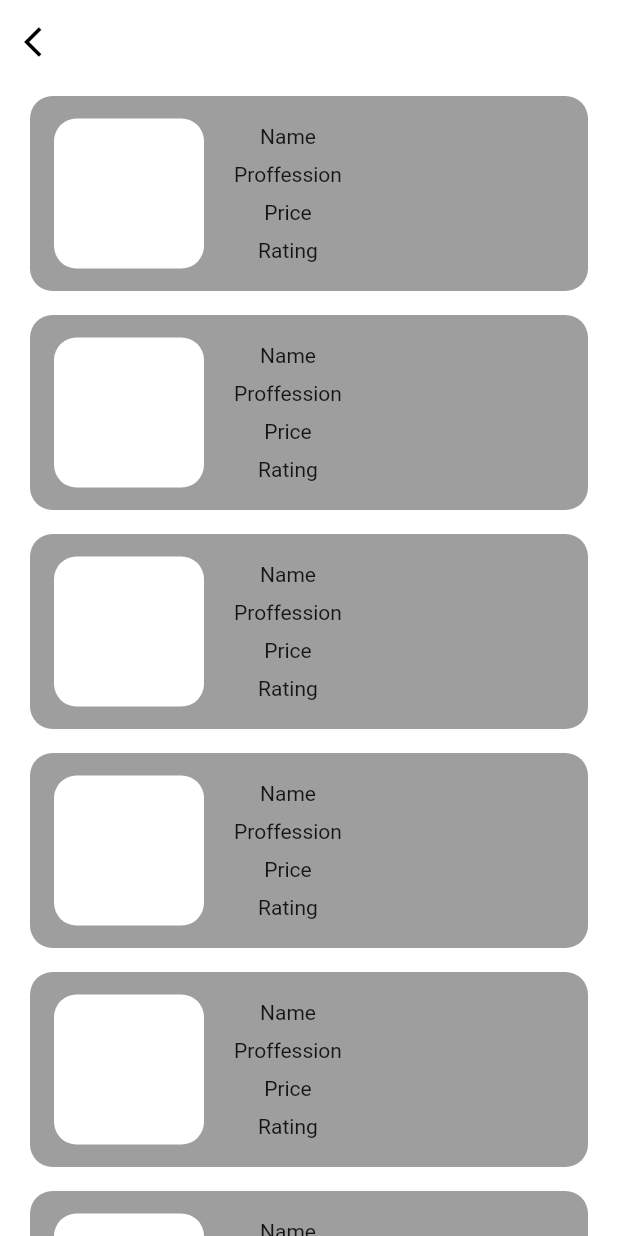
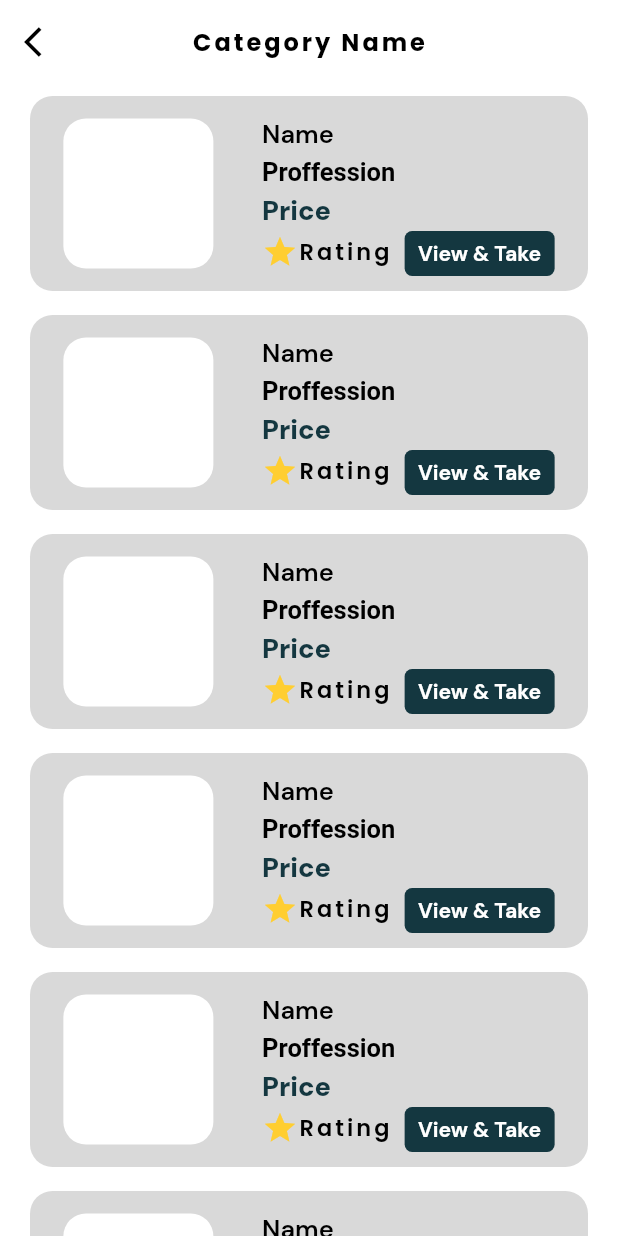
Before and after one commit to vshnu97/Main-Project, a Flutter app: the ScreenEmployeeList screen opened directly, on a phone screen of 412 x 824 dp. Run offline on Flutter 3.47's test engine with Material 2 defaults, Android fonts, the phone set to English and light mode, and no system bars; our stand-ins replace dio, google_fonts.

Commit message:
employeeList

```diff
--- a/lib/app/hire_employee/view/employe_list.dart
+++ b/lib/app/hire_employee/view/employe_list.dart
@@ -1,6 +1,8 @@
 import 'package:flutter/material.dart';
+import 'package:main_project/app/hire_employee/view/employe_profile.dart';
+import 'package:main_project/app/routes/routes.dart';
 import 'package:main_project/app/utities/colors/colors.dart';
-import 'package:main_project/app/utities/sizedbox/sizedbox.dart';
+import 'package:main_project/app/utities/fonts/font.dart';
 
 class ScreenEmployeeList extends StatelessWidget {
   const ScreenEmployeeList({Key? key}) : super(key: key);
@@ -10,22 +12,31 @@ class ScreenEmployeeList extends StatelessWidget {
     return Scaffold(
       appBar: AppBar(
           backgroundColor: kWhiteColor,
+          centerTitle: true,
+          title: Text(
+            'Category Name',
+            style: poppins(fcolor: kBlackColor, fsize: 16),
+          ),
           elevation: 0,
           leading: const Icon(
             Icons.arrow_back_ios,
             color: kBlackColor,
           )),
       body: ListView.separated(
+        physics: const BouncingScrollPhysics(),
         itemBuilder: ((context, index) {
           return Padding(
             padding: const EdgeInsets.symmetric(horizontal: 20, vertical: 8),
             child: Container(
               height: 130,
               decoration: BoxDecoration(
-                  borderRadius: BorderRadius.circular(15), color: kGreyColor),
+                  borderRadius: BorderRadius.circular(15),
+                  color: kContainerColor),
               child: Padding(
-                padding: const EdgeInsets.symmetric(horizontal: 16,vertical: 10),
+                padding:
+                    const EdgeInsets.symmetric(horizontal: 16, vertical: 10),
                 child: Row(
+                  mainAxisAlignment: MainAxisAlignment.spaceEvenly,
                   children: [
                     Container(
                       height: 100,
@@ -34,16 +45,69 @@ class ScreenEmployeeList extends StatelessWidget {
                           borderRadius: BorderRadius.circular(15),
                           color: kWhiteColor),
                     ),
-                   const SizedBox(width: 20,),
+                    const SizedBox(
+                      width: 20,
+                    ),
                     Column(
+                      crossAxisAlignment: CrossAxisAlignment.start,
                       mainAxisAlignment: MainAxisAlignment.spaceEvenly,
-                      children: const [
-                        Text('Name'),
-                        Text('Proffession'),
-                        Text('Price'),
-                        Text('Rating'),
+                      children: [
+                        Text(
+                          'Name',
+                          style: dmSans(fcolor: kBlackColor, fsize: 17),
+                        ),
+                        Text(
+                          'Proffession',
+                          style: redRose(),
+                        ),
+                        Text('Price',
+                            style: dmSans(
+                                fcolor: kGreenColor,
+                                fsize: 18,
+                                fweight: FontWeight.w900)),
+                        Row(
+                          children: [
+                            const Icon(
+                              Icons.star,
+                              color: kyellowColor,
+                            ),
+                            Text(
+                              'Rating',
+                              style: poppins(
+                                  fsize: 15,
+                                  fweight: FontWeight.w600,
+                                  fcolor: kBlackColor),
+                            ),
+                          ],
+                        ),
                       ],
                     ),
+                    Column(
+                      mainAxisAlignment: MainAxisAlignment.end,
+                      children: [
+                        InkWell(
+                          onTap: (){
+                            RoutesScreen().pushScreen(context, const ScreenEmployeProfile());
+                          },
+                          child: Container(
+                            height: 30,
+                            width: 100,
+                            decoration: BoxDecoration(
+                                borderRadius: BorderRadius.circular(5),
+                                color: kGreenColor),
+                            child: Center(
+                              child: Text(
+                                'View & Take',
+                                style: dmSans(
+                                    fcolor: kWhiteColor,
+                                    fsize: 14,
+                                    fweight: FontWeight.w700),
+                              ),
+                            ),
+                          ),
+                        )
+                      ],
+                    )
                   ],
                 ),
               ),
--- /dev/null
+++ b/lib/app/hire_employee/view/employe_profile.dart
@@ -0,0 +1,15 @@
+import 'package:flutter/material.dart';
+import 'package:flutter/src/foundation/key.dart';
+import 'package:flutter/src/widgets/framework.dart';
+
+class ScreenEmployeProfile extends StatelessWidget {
+  const ScreenEmployeProfile({Key? key}) : super(key: key);
+
+  @override
+  Widget build(BuildContext context) {
+    return const Scaffold(
+
+    );
+
+  }
+}
--- a/lib/app/utities/colors/colors.dart
+++ b/lib/app/utities/colors/colors.dart
@@ -10,3 +10,5 @@ const kYellowHomeColor = Color(0xfff3d59f);
 const kBlueHomeColor = Color(0xff74bfe5);
 const kPinkHomeColor = Color(0xffd9b6d5);
 const kGreenHomeColor = Color(0xff79c5c3);
+const kyellowColor = Color(0xffFFCE31);
+const kContainerColor =  Color(0xffD9D9D9);
--- a/lib/app/utities/fonts/font.dart
+++ b/lib/app/utities/fonts/font.dart
@@ -68,3 +68,11 @@ gFontsOleo(
     color: cl,
   );
 }
+redRose({
+  double fsize = 17,
+  fweight = FontWeight.w700,
+  fcolor = kBlackColor,
+}) {
+  return GoogleFonts.redRose(
+      fontSize: fsize, fontWeight: fweight, color: fcolor);
+}
--- a/lib/main.dart
+++ b/lib/main.dart
@@ -1,5 +1,5 @@
 import 'package:flutter/material.dart';
-import 'package:main_project/app/login/view/login.dart';
+import 'package:main_project/app/hire_employee/view/employe_list.dart';
 import 'package:main_project/app/login/viewmodel/login.dart';
 import 'package:main_project/app/utities/colors/colors.dart';
 import 'package:provider/provider.dart';
@@ -22,7 +22,7 @@ class MyApp extends StatelessWidget {
       theme: ThemeData(
         scaffoldBackgroundColor: kWhiteColor,
       ),
-      home: const ScreenLogin(),
+      home: const ScreenEmployeeList(),
     );
   }
 }
```
